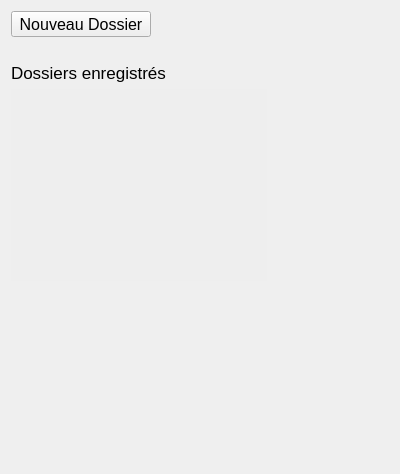
This is Projet/gui/fenaccueil.ui in dtbinh/Projet_L021 as Qt 5 draws it before an edit. The edited form follows.
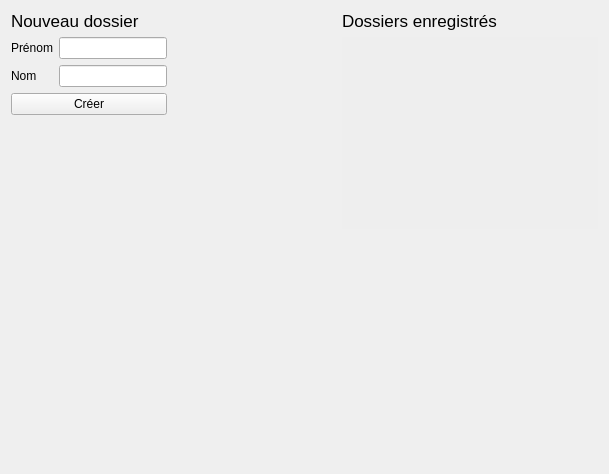
This is the edited form.

Commit message: Début chargement dossier

The edit to the form file:
```diff
--- a/Projet/gui/fenaccueil.ui
+++ b/Projet/gui/fenaccueil.ui
@@ -6,43 +6,118 @@
    <rect>
     <x>0</x>
     <y>0</y>
-    <width>400</width>
+    <width>609</width>
     <height>474</height>
    </rect>
   </property>
   <property name="windowTitle">
    <string>Form</string>
   </property>
+  <layout class="QHBoxLayout" name="horizontalLayout_2" stretch="2,3">
+   <item>
+    <layout class="QVBoxLayout" name="nouveauDossier">
+     <item>
+      <widget class="QLabel" name="label_4">
+       <property name="sizePolicy">
+        <sizepolicy hsizetype="Maximum" vsizetype="Maximum">
+         <horstretch>0</horstretch>
+         <verstretch>0</verstretch>
+        </sizepolicy>
+       </property>
+       <property name="styleSheet">
+        <string notr="true">font: 13pt;</string>
+       </property>
+       <property name="text">
+        <string>Nouveau dossier</string>
+       </property>
+      </widget>
+     </item>
+     <item>
+      <layout class="QHBoxLayout" name="horizontalLayout">
+       <item>
   <layout class="QVBoxLayout" name="verticalLayout">
    <item>
-    <widget class="QToolButton" name="nouveauDossier">
+          <layout class="QFormLayout" name="formLayout">
+           <property name="fieldGrowthPolicy">
+            <enum>QFormLayout::AllNonFixedFieldsGrow</enum>
+           </property>
+           <item row="0" column="0">
+            <widget class="QLabel" name="prenomLabel">
+             <property name="text">
+              <string>Prénom</string>
+             </property>
+            </widget>
+           </item>
+           <item row="0" column="1">
+            <widget class="QLineEdit" name="prenomLineEdit">
      <property name="sizePolicy">
-      <sizepolicy hsizetype="Fixed" vsizetype="Maximum">
+              <sizepolicy hsizetype="Preferred" vsizetype="Fixed">
        <horstretch>0</horstretch>
        <verstretch>0</verstretch>
       </sizepolicy>
      </property>
-     <property name="styleSheet">
-      <string notr="true">font: 12pt;</string>
-     </property>
+            </widget>
+           </item>
+           <item row="1" column="0">
+            <widget class="QLabel" name="nomLabel">
      <property name="text">
-      <string>Nouveau Dossier</string>
+              <string>Nom</string>
      </property>
     </widget>
    </item>
-   <item>
-    <widget class="QLabel" name="label_3">
+           <item row="1" column="1">
+            <widget class="QLineEdit" name="nomLineEdit">
      <property name="sizePolicy">
-      <sizepolicy hsizetype="Preferred" vsizetype="Maximum">
+              <sizepolicy hsizetype="Preferred" vsizetype="Fixed">
        <horstretch>0</horstretch>
        <verstretch>0</verstretch>
       </sizepolicy>
      </property>
+            </widget>
+           </item>
+          </layout>
+         </item>
+         <item>
+          <widget class="QPushButton" name="creer">
      <property name="text">
-      <string/>
+            <string>Créer</string>
      </property>
     </widget>
    </item>
+        </layout>
+       </item>
+       <item>
+        <spacer name="horizontalSpacer">
+         <property name="orientation">
+          <enum>Qt::Horizontal</enum>
+         </property>
+         <property name="sizeHint" stdset="0">
+          <size>
+           <width>40</width>
+           <height>20</height>
+          </size>
+         </property>
+        </spacer>
+       </item>
+      </layout>
+     </item>
+     <item>
+      <spacer name="verticalSpacer">
+       <property name="orientation">
+        <enum>Qt::Vertical</enum>
+       </property>
+       <property name="sizeHint" stdset="0">
+        <size>
+         <width>20</width>
+         <height>40</height>
+        </size>
+       </property>
+      </spacer>
+     </item>
+    </layout>
+   </item>
+   <item>
+    <layout class="QVBoxLayout" name="DossiersEnregistres">
    <item>
     <widget class="QLabel" name="label_2">
      <property name="sizePolicy">
@@ -88,7 +163,7 @@
     </widget>
    </item>
    <item>
-    <spacer name="verticalSpacer">
+      <spacer name="verticalSpacer_2">
      <property name="orientation">
       <enum>Qt::Vertical</enum>
      </property>
@@ -101,6 +176,13 @@
     </spacer>
    </item>
   </layout>
+   </item>
+  </layout>
+  <zorder>verticalLayoutWidget</zorder>
+  <zorder>creer</zorder>
+  <zorder>prenomLineEdit</zorder>
+  <zorder>horizontalSpacer</zorder>
+  <zorder>verticalLayoutWidget_2</zorder>
  </widget>
  <resources/>
  <connections/>
```
Lines whose indentation alone changed are shown as unchanged. The commit also changes 20 other files.
